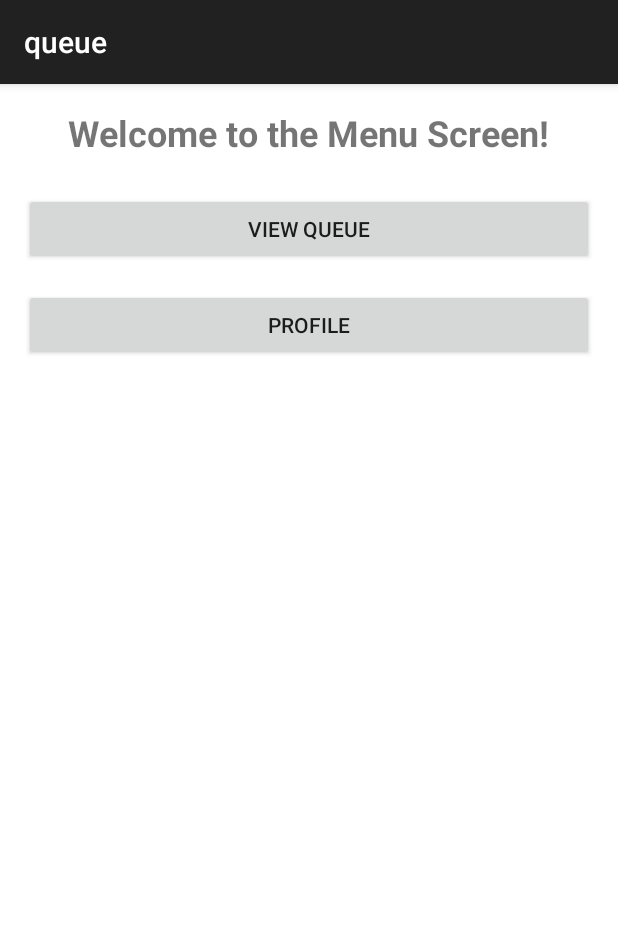
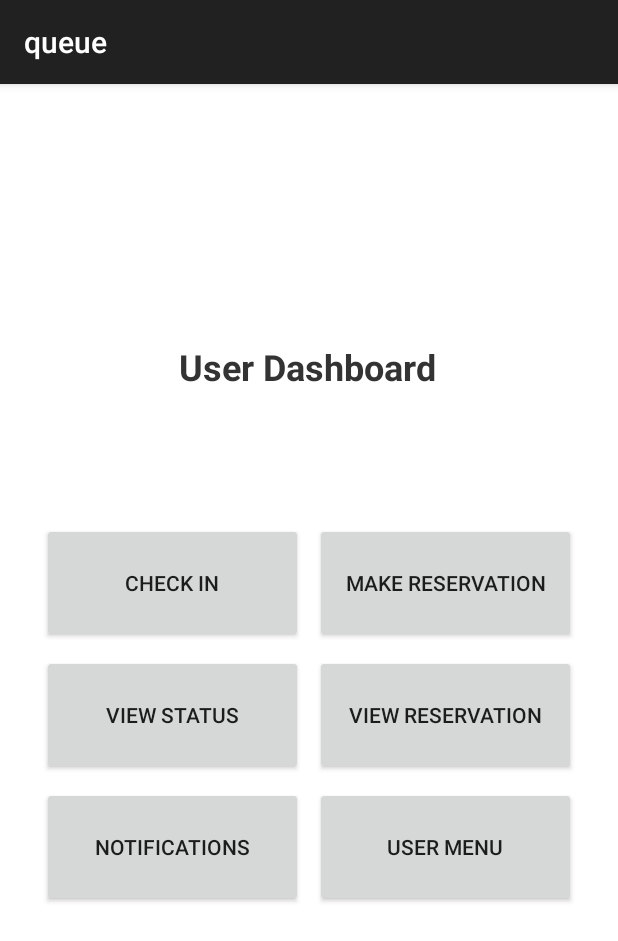
Before and after one commit to uta-sxk0000/Restaurant, an Android app built with Jetpack Compose: the MenuActivity screen opened directly, with no data from a screen before it, on a phone screen of 412 x 824 dp. Shown: the top 941 px of the screen. Run offline under Robolectric (Android 15) with nearby library versions, the phone set to English and light mode, and no system bars.

Commit message:
Completed user dashboard

```diff
--- a/app/src/main/java/com/example/queue/MenuActivity.kt
+++ b/app/src/main/java/com/example/queue/MenuActivity.kt
@@ -3,27 +3,57 @@ package com.example.queue
 import android.content.Intent
 import android.os.Bundle
 import android.widget.Button
+import android.widget.Toast
 import androidx.appcompat.app.AppCompatActivity
 
 class MenuActivity : AppCompatActivity() {
     override fun onCreate(savedInstanceState: Bundle?) {
         super.onCreate(savedInstanceState)
-        setContentView(R.layout.activity_menu)
+        setContentView(R.layout.activity_user_menu)
 
-        val btnViewQueue: Button = findViewById(R.id.btnViewQueue)
-        val btnProfile: Button = findViewById(R.id.btnProfile)
+        val btnCheckIn: Button = findViewById(R.id.btnCheckIn)
+        val btnMakeReservation: Button = findViewById(R.id.btnMakeReservation)
+        val btnViewStatus: Button = findViewById(R.id.btnViewStatus)
+        val btnViewReservation: Button = findViewById(R.id.btnViewReservation)
+        val btnNotifications: Button = findViewById(R.id.btnNotifications)
+        val btnUserMenu: Button = findViewById(R.id.btnUserMenu)
 
-        // Open UserQueueActivity when "View Queue" is clicked
-        btnViewQueue.setOnClickListener {
+
+        // ====== Example click listeners ======
+        btnCheckIn.setOnClickListener {
+            Toast.makeText(this, "Check In clicked", Toast.LENGTH_SHORT).show()
+            // TODO: Open CheckInActivity
+        }
+
+        btnMakeReservation.setOnClickListener {
+            Toast.makeText(this, "Make Reservation clicked", Toast.LENGTH_SHORT).show()
+            // TODO: Open MakeReservationActivity
+        }
+
+        // Open UserQueueActivity when "View Status" is clicked
+        btnViewStatus.setOnClickListener {
             val intent = Intent(this, UserQueueActivity::class.java)
             startActivity(intent)
         }
 
-        // You can later replace this with a ProfileActivity
-        btnProfile.setOnClickListener {
+
+        btnViewReservation.setOnClickListener {
+            Toast.makeText(this, "View Reservation clicked", Toast.LENGTH_SHORT).show()
+            // TODO: Open ViewReservationActivity
+        }
+
+        btnNotifications.setOnClickListener {
+            Toast.makeText(this, "Notifications clicked", Toast.LENGTH_SHORT).show()
+            // TODO: Open NotificationsActivity
+        }
+
+        btnUserMenu.setOnClickListener {
+            Toast.makeText(this, "User Menu clicked", Toast.LENGTH_SHORT).show()
+            // TODO: Open UserMenuActivity or show menu options
             // Example placeholder
             // val intent = Intent(this, ProfileActivity::class.java)
             // startActivity(intent)
         }
+
     }
 }
--- a/app/src/main/res/layout/activity_menu.xml
+++ /dev/null
@@ -1,35 +0,0 @@
-<?xml version="1.0" encoding="utf-8"?>
-<LinearLayout xmlns:android="http://schemas.android.com/apk/res/android"
-    android:id="@+id/menuLayout"
-    android:layout_width="match_parent"
-    android:layout_height="match_parent"
-    android:orientation="vertical"
-    android:padding="16dp"
-    android:background="#FFFFFF">
-
-    <!-- Title -->
-    <TextView
-        android:id="@+id/menuTitle"
-        android:layout_width="wrap_content"
-        android:layout_height="wrap_content"
-        android:text="Welcome to the Menu Screen!"
-        android:textSize="24sp"
-        android:textStyle="bold"
-        android:layout_gravity="center_horizontal"
-        android:paddingBottom="24dp" />
-
-    <Button
-        android:id="@+id/btnViewQueue"
-        android:layout_width="match_parent"
-        android:layout_height="wrap_content"
-        android:text="View Queue"
-        android:layout_marginBottom="16dp" />
-
-    <Button
-        android:id="@+id/btnProfile"
-        android:layout_width="match_parent"
-        android:layout_height="wrap_content"
-        android:text="Profile"
-        android:layout_marginBottom="16dp" />
-
-</LinearLayout>
--- /dev/null
+++ b/app/src/main/res/layout/activity_user_menu.xml
@@ -0,0 +1,95 @@
+<?xml version="1.0" encoding="utf-8"?>
+<androidx.constraintlayout.widget.ConstraintLayout
+    xmlns:android="http://schemas.android.com/apk/res/android"
+    xmlns:app="http://schemas.android.com/apk/res-auto"
+    xmlns:tools="http://schemas.android.com/tools"
+    android:layout_width="match_parent"
+    android:layout_height="match_parent"
+    android:background="#FFFFFF"
+    tools:context=".MenuActivity">
+
+    <!-- Dashboard Title -->
+
+    <!-- GridLayout for Buttons (2 per row) -->
+
+    <TextView
+        android:id="@+id/tvDashboardTitle"
+        android:layout_width="wrap_content"
+        android:layout_height="wrap_content"
+        android:layout_marginTop="172dp"
+        android:text="@string/user_dashboard"
+        android:textColor="#333333"
+        android:textSize="24sp"
+        android:textStyle="bold"
+        app:layout_constraintEnd_toEndOf="parent"
+        app:layout_constraintHorizontal_bias="0.497"
+        app:layout_constraintStart_toStartOf="parent"
+        app:layout_constraintTop_toTopOf="parent" />
+
+    <GridLayout
+        android:id="@+id/buttonGrid"
+        android:layout_width="0dp"
+        android:layout_height="wrap_content"
+        android:layout_marginTop="60dp"
+        android:alignmentMode="alignMargins"
+        android:columnCount="2"
+        android:padding="24dp"
+        android:rowCount="3"
+        android:useDefaultMargins="true"
+        app:layout_constraintEnd_toEndOf="parent"
+        app:layout_constraintHorizontal_bias="0.0"
+        app:layout_constraintStart_toStartOf="parent"
+        app:layout_constraintTop_toBottomOf="@id/tvDashboardTitle">
+
+        <Button
+            android:id="@+id/btnCheckIn"
+            android:layout_width="16dp"
+            android:layout_height="80dp"
+            android:layout_columnWeight="1"
+            android:contentDescription="@string/check_in"
+            android:text="@string/check_in" />
+
+        <Button
+            android:id="@+id/btnMakeReservation"
+            android:layout_width="16dp"
+            android:layout_height="80dp"
+            android:layout_columnWeight="1"
+            android:contentDescription="@string/make_reservation"
+            android:text="@string/make_reservation" />
+
+        <Button
+            android:id="@+id/btnViewStatus"
+            android:layout_width="16dp"
+            android:layout_height="80dp"
+            android:layout_columnWeight="1"
+            android:contentDescription="@string/view_status"
+            android:text="@string/view_status" />
+
+        <Button
+            android:id="@+id/btnViewReservation"
+            android:layout_width="16dp"
+            android:layout_height="80dp"
+            android:layout_columnWeight="1"
+            android:contentDescription="@string/view_reservation"
+            android:text="@string/view_reservation" />
+
+        <Button
+            android:id="@+id/btnNotifications"
+            android:layout_width="16dp"
+            android:layout_height="80dp"
+            android:layout_columnWeight="1"
+            android:contentDescription="@string/notifications"
+            android:text="@string/notifications" />
+
+        <Button
+            android:id="@+id/btnUserMenu"
+            android:layout_width="16dp"
+            android:layout_height="80dp"
+            android:layout_columnWeight="1"
+            android:contentDescription="@string/user_menu"
+            android:text="@string/user_menu" />
+
+
+    </GridLayout>
+
+</androidx.constraintlayout.widget.ConstraintLayout>
--- a/app/src/main/res/values/strings.xml
+++ b/app/src/main/res/values/strings.xml
@@ -6,5 +6,14 @@
     <string name="label_wait_time">WAIT TIME</string>
     <string name="label_settings">SETTINGS</string>
     <string name="label_create_restaurant">Create Restaurant</string>
+    <string name="user_dashboard">User Dashboard</string>
+    <string name="check_in">Check In</string>
+    <string name="make_reservation">Make Reservation</string>
+    <string name="view_status">View Status</string>
+    <string name="view_reservation">View Reservation</string>
+    <string name="notifications">Notifications</string>
+    <string name="user_menu">User Menu</string>
+
+
 
 </resources>
--- a/gradle/libs.versions.toml
+++ b/gradle/libs.versions.toml
@@ -1,5 +1,5 @@
 [versions]
-agp = "8.12.1"
+agp = "8.12.3"
 kotlin = "2.0.21"
 coreKtx = "1.17.0"
 junit = "4.13.2"
```
Also changed, not shown: app/src/main/java/com/example/queue/admin_queue.java (+174 -49 lines), app/src/main/res/layout/activity_admin_queue.xml (added, +22 -0 lines), app/src/main/res/layout/item_queue_entry.xml (added, +49 -0 lines), app/src/main/java/com/example/queue/SingUpActivity.java (line endings or trailing spaces).
